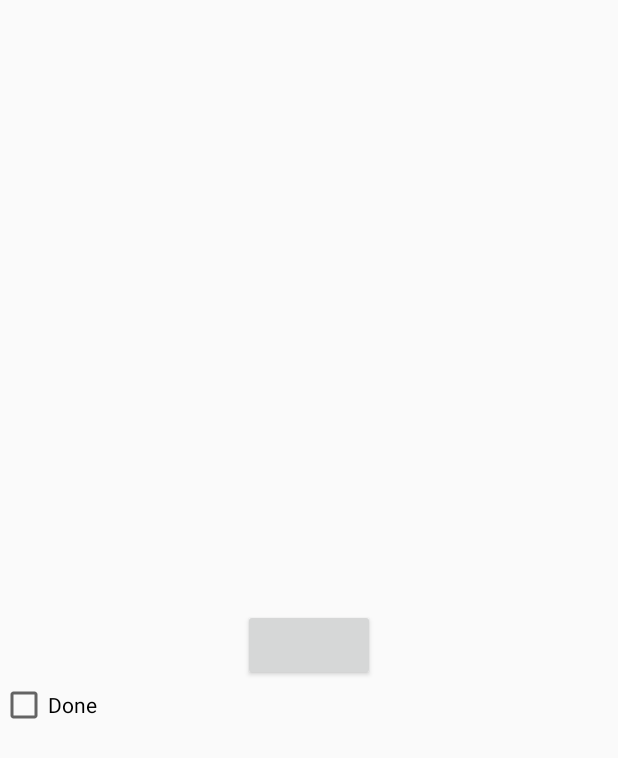
After one commit to bahmanebazoo/HW6, an Android app: the layout fragment_show_task.xml on its own in the app's theme, with its tools: preview values and no code run, on a phone screen of 412 x 824 dp. The commit adds this screen. Shown: the top 758 px of the screen. Run offline under Robolectric (Android 15) with nearby library versions, the phone set to English and light mode, and no system bars.

Commit message:
show and edit task by dialog

```diff
--- a/app/src/main/java/com/example/mind/hw6/LogInFragment.java
+++ b/app/src/main/java/com/example/mind/hw6/LogInFragment.java
@@ -19,6 +19,8 @@ import android.widget.Toast;
 
 import com.example.mind.hw6.model.Profile;
 import com.example.mind.hw6.model.Repository;
+
+import java.util.UUID;
 
 
 /**
@@ -91,9 +93,9 @@ public class LogInFragment extends Fragment {
                     mTime2 = System.currentTimeMillis();
                 }
                 if (mCountClick == 0 && mTime2 - mTime1 <= 1000) {
-                    Intent intent = MainActivity.newIntent(getActivity(), null);
+                    Intent intent = MainActivity.newIntent(getActivity(), UUID.randomUUID());
+                    Toast.makeText(getActivity(), getString(R.string.guest_openning_alert), Toast.LENGTH_SHORT).show();
                     startActivity(intent);
-                    Toast.makeText(getActivity(), getString(R.string.guest_openning_alert), Toast.LENGTH_SHORT).show();
                 }
             }
         });
--- a/app/src/main/java/com/example/mind/hw6/TaskActivity.java
+++ b/app/src/main/java/com/example/mind/hw6/TaskActivity.java
@@ -22,7 +22,7 @@ public class TaskActivity extends AppCompatActivity {
     @Override
     protected void onCreate(Bundle savedInstanceState) {
         super.onCreate(savedInstanceState);
-        setContentView(R.layout.activity_add_to_do);
+        setContentView(R.layout.activity_task);
         FragmentManager fragmentManager = getSupportFragmentManager();
          mUUID= (UUID) getIntent().getSerializableExtra(OBJECT_ADDRESS);
 
--- a/app/src/main/java/com/example/mind/hw6/TaskFragment.java
+++ b/app/src/main/java/com/example/mind/hw6/TaskFragment.java
@@ -88,14 +88,14 @@ public class TaskFragment extends Fragment {
                              Bundle savedInstanceState) {
         // Inflate the layout for this fragment
         Toast.makeText(getActivity(), "", Toast.LENGTH_SHORT);
-        View view = inflater.inflate(R.layout.fragment_add_to_do, container, false);
+        View view = inflater.inflate(R.layout.fragment_task, container, false);
         mTitle = view.findViewById(R.id.insert_title);
         mDescription = view.findViewById(R.id.insert_description);
         mDo = view.findViewById(R.id.done_condition);
         // mDatePicker = view.findViewById(R.id.date_input);
         mDateButton = view.findViewById(R.id.date_button);
         mSave = view.findViewById(R.id.save_to_list);
-        mDelete = view.findViewById(R.id.new_to_do);
+        mDelete = view.findViewById(R.id.delete_task);
 
 
         if (!state) {
--- /dev/null
+++ b/app/src/main/res/layout/fragment_show_task.xml
@@ -0,0 +1,41 @@
+<?xml version="1.0" encoding="utf-8"?>
+<LinearLayout
+    xmlns:android="http://schemas.android.com/apk/res/android" android:layout_width="match_parent"
+    android:layout_height="match_parent"
+    android:orientation="vertical"
+    android:gravity="center">
+
+    <TextView
+        android:id="@+id/show_title"
+        android:layout_width="match_parent"
+        android:layout_height="wrap_content"
+        android:layout_marginLeft="30dp"
+        android:layout_marginRight="30dp"
+        android:layout_marginBottom="10dp"/>
+    <TextView
+        android:id="@+id/show_description"
+        android:layout_width="match_parent"
+        android:layout_height="wrap_content"
+        android:layout_marginLeft="30dp"
+        android:layout_marginRight="30dp"
+        android:layout_marginBottom="20dp"/>
+ <LinearLayout
+     android:layout_width="wrap_content"
+     android:layout_height="wrap_content"
+     android:orientation="horizontal"
+     android:gravity="center">
+     <Button
+         android:id="@+id/show_date"
+         android:layout_width="match_parent"
+         android:layout_height="wrap_content" />
+
+ </LinearLayout>
+    <CheckBox
+        android:id="@+id/show_done"
+        android:layout_width="wrap_content"
+        android:layout_height="wrap_content"
+        android:layout_gravity="left"
+        android:text="@string/donecheckbox"
+        android:checked="false"/>
+
+</LinearLayout>
--- a/app/src/main/res/layout/fragment_add_to_do.xml
+++ b/app/src/main/res/layout/fragment_task.xml
@@ -55,7 +55,7 @@ android:layout_gravity="center_horizontal"
             android:text="@string/savetolist"/>
 
           <Button
-              android:id="@+id/new_to_do"
+              android:id="@+id/delete_task"
               android:layout_width="wrap_content"
               android:layout_height="wrap_content"
               android:text="@string/delete"/>
--- a/app/src/main/res/values/strings.xml
+++ b/app/src/main/res/values/strings.xml
@@ -7,13 +7,15 @@
     <string name="section_format">Hello World from section: %1$d</string>
     <string name="description_hint">Description</string>
     <string name="title_hint">Title: shopping</string>
-    <string name="savetolist">new Task</string>
+    <string name="savetolist">SAVE</string>
     <string name="donecheckbox">Done</string>
-    <string name="delete">Delete</string>
+    <string name="delete">DELETE</string>
     <string name="title_activity_date_time">DateTimeActivity</string>
     <string name="savedialog">save and back to Tasks list?</string>
     <string name="deletetaskdialog">Are you sure to delete this Task?</string>
     <string name="deletealldialog">Are you sure to delete all Tasks?</string>
+    <string name="edit_butoon">EDIT</string>
+    <string name="edit_task">Edit your Task:</string>
 
     <!-- TODO: Remove or change this placeholder text -->
     <string name="hello_blank_fragment">Hello blank fragment</string>
```
Also changed, not shown: app/src/main/java/com/example/mind/hw6/CheckFragment.java (+14 -14 lines), app/src/main/java/com/example/mind/hw6/EditTaskFragment.java (added, +129 -0 lines), app/src/main/java/com/example/mind/hw6/MainActivity.java (+95 -30 lines), app/src/main/java/com/example/mind/hw6/ShowTaskFragment.java (added, +112 -0 lines), app/src/main/res/layout/activity_task.xml (renamed from app/src/main/res/layout/activity_add_to_do.xml).
